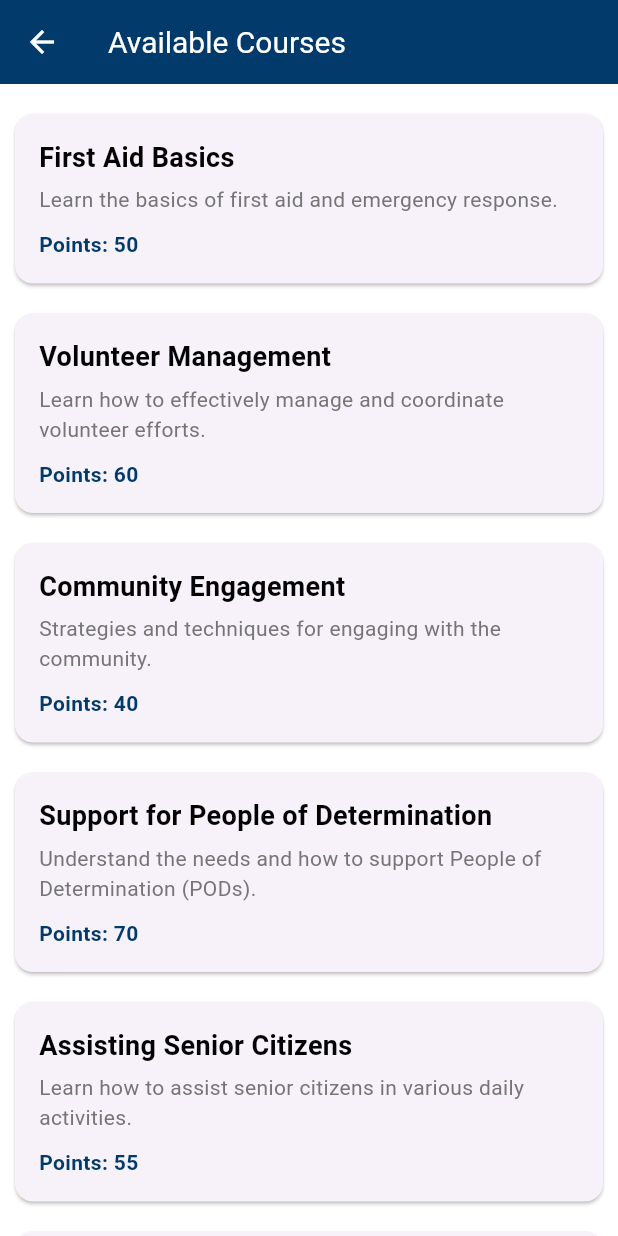
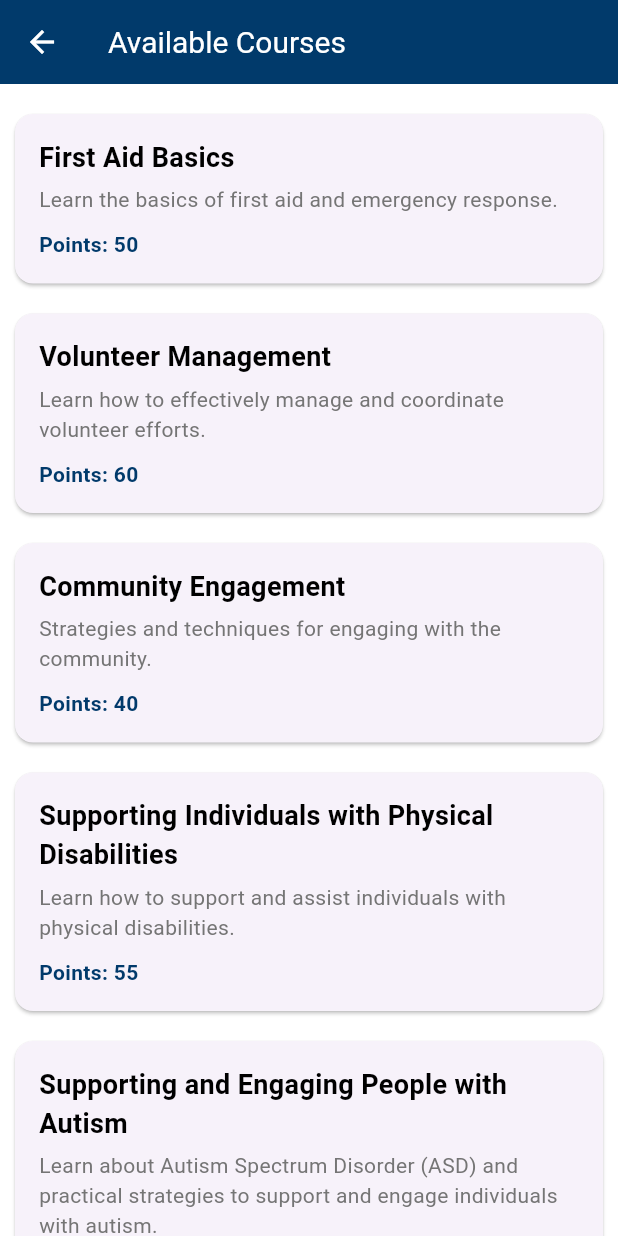
Before and after one commit to amarzouk140/Nafdeek, a Flutter app: the CourseListPage screen opened directly, on a phone screen of 412 x 824 dp. Run offline on Flutter 3.47's test engine with Material 3 defaults, Android fonts, the phone set to English and light mode, and no system bars.

Commit message:
final touch

```diff
--- a/MOI_APP/lib/main.dart
+++ b/MOI_APP/lib/main.dart
@@ -243,9 +243,14 @@ class CourseListPage extends StatelessWidget {
             points: 40,
           ),
           CourseItem(
-            courseName: 'Support for People of Determination',
-            description: 'Understand the needs and how to support People of Determination (PODs).',
-            points: 70,
+            courseName: 'Supporting Individuals with Physical Disabilities',
+            description: 'Learn how to support and assist individuals with physical disabilities.',
+            points: 55,
+          ),
+          CourseItem(
+            courseName: 'Supporting and Engaging People with Autism',
+            description: 'Learn about Autism Spectrum Disorder (ASD) and practical strategies to support and engage individuals with autism.',
+            points: 55,
           ),
           CourseItem(
             courseName: 'Assisting Senior Citizens',
@@ -313,6 +318,7 @@ class CourseItem extends StatelessWidget {
     );
   }
 }
+
 
 
 class VolunteerTrackingPage extends StatelessWidget {
```
